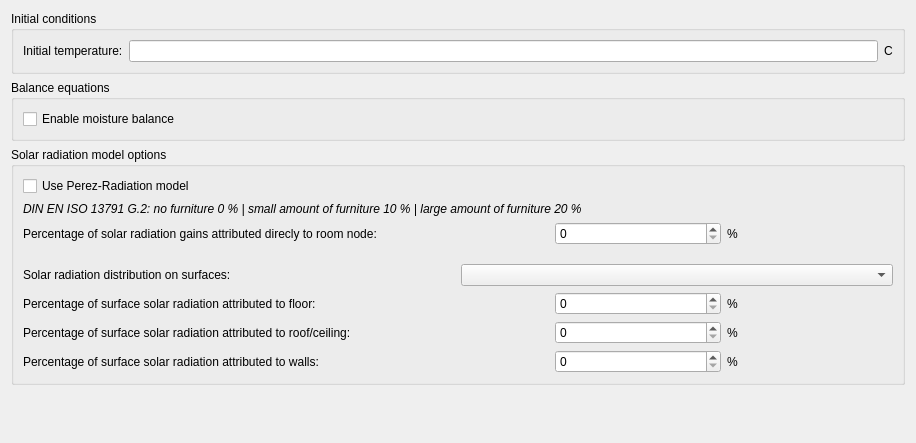
The window that SIM-VICUS/src/SVSimulationModelOptions.ui (ghorwin/SIM-VICUS) describes before a commit, drawn with Qt 5.
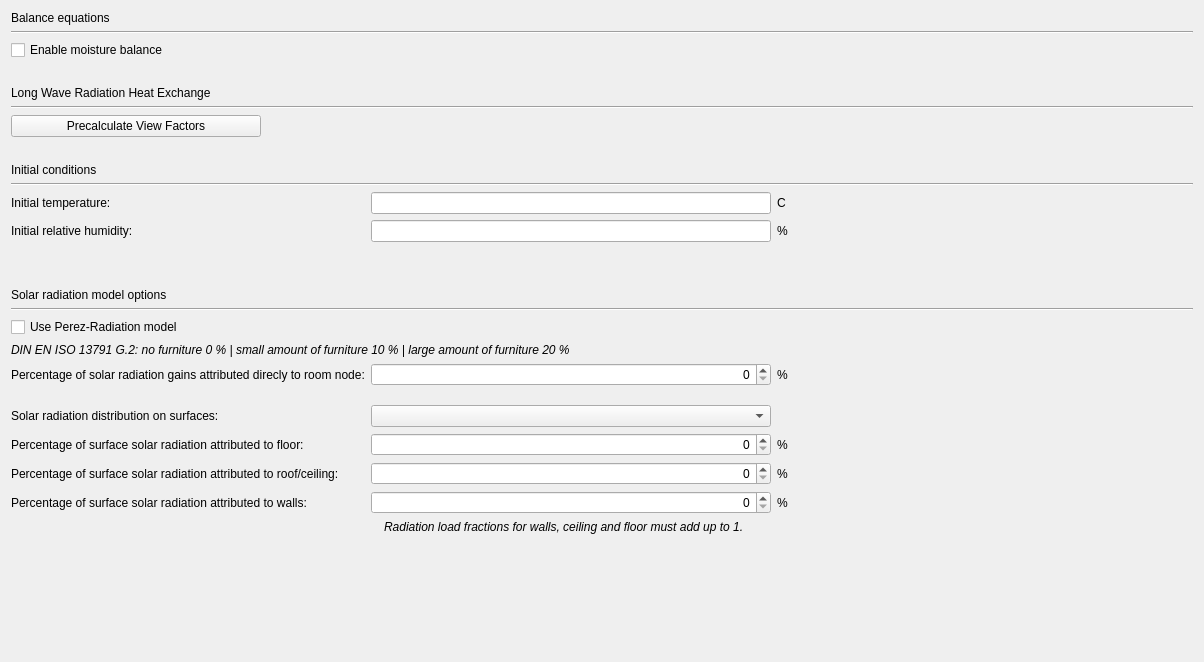
The same window after the commit. Icons and pictures are not drawn. Custom widgets are drawn as their Qt base class.

```diff
--- a/SIM-VICUS/src/SVSimulationModelOptions.ui
+++ b/SIM-VICUS/src/SVSimulationModelOptions.ui
@@ -6,182 +6,992 @@
    <rect>
     <x>0</x>
     <y>0</y>
-    <width>916</width>
-    <height>443</height>
+    <width>1204</width>
+    <height>662</height>
    </rect>
   </property>
+  <property name="palette">
+   <palette>
+    <active/>
+    <inactive/>
+    <disabled/>
+   </palette>
+  </property>
   <property name="windowTitle">
    <string>Form</string>
   </property>
   <layout class="QVBoxLayout" name="verticalLayout">
    <item>
-    <widget class="QGroupBox" name="groupBox_2">
-     <property name="title">
-      <string>Initial conditions</string>
-     </property>
-     <layout class="QHBoxLayout" name="horizontalLayout">
-      <item>
-       <widget class="QLabel" name="label_6">
-        <property name="text">
-         <string>Initial temperature:</string>
-        </property>
-       </widget>
-      </item>
-      <item>
-       <widget class="QtExt::ValidatingLineEdit" name="lineEditInitialTemperature"/>
-      </item>
-      <item>
-       <widget class="QLabel" name="label_12">
-        <property name="text">
-         <string>C</string>
-        </property>
-       </widget>
-      </item>
-     </layout>
-    </widget>
-   </item>
-   <item>
-    <widget class="QGroupBox" name="groupBox_3">
-     <property name="title">
+    <widget class="QLabel" name="label_14">
+     <property name="text">
       <string>Balance equations</string>
      </property>
-     <layout class="QVBoxLayout" name="verticalLayout_2">
-      <item>
-       <widget class="QCheckBox" name="checkBoxEnableMoistureBalance">
-        <property name="text">
-         <string>Enable moisture balance</string>
-        </property>
-       </widget>
-      </item>
-     </layout>
     </widget>
    </item>
    <item>
-    <widget class="QGroupBox" name="groupBox">
-     <property name="title">
-      <string>Solar radiation model options</string>
+    <widget class="Line" name="line_3">
+     <property name="orientation">
+      <enum>Qt::Horizontal</enum>
      </property>
-     <layout class="QGridLayout" name="gridLayout">
-      <item row="7" column="2">
-       <widget class="QSpinBox" name="spinBoxSolarRadiationToWalls"/>
-      </item>
-      <item row="2" column="2">
-       <widget class="QSpinBox" name="spinBoxSolarRadiationGainsDirectlyToRoomNode"/>
-      </item>
-      <item row="0" column="0">
-       <widget class="QCheckBox" name="checkBoxUsePerez">
-        <property name="text">
-         <string>Use Perez-Radiation model</string>
-        </property>
-       </widget>
-      </item>
-      <item row="7" column="0">
-       <widget class="QLabel" name="label_5">
-        <property name="text">
-         <string>Percentage of surface solar radiation attributed to walls:</string>
-        </property>
-       </widget>
-      </item>
-      <item row="2" column="0">
-       <widget class="QLabel" name="label_2">
-        <property name="text">
-         <string>Percentage of solar radiation gains attributed direcly to room node:</string>
-        </property>
-       </widget>
-      </item>
-      <item row="6" column="2">
-       <widget class="QSpinBox" name="spinBoxSolarRadiationToRoofCeiling"/>
-      </item>
-      <item row="5" column="2">
-       <widget class="QSpinBox" name="spinBoxSolarRadiationToFloor"/>
-      </item>
-      <item row="6" column="0" colspan="2">
-       <widget class="QLabel" name="label_4">
-        <property name="text">
-         <string>Percentage of surface solar radiation attributed to roof/ceiling:</string>
-        </property>
-       </widget>
-      </item>
-      <item row="1" column="0" colspan="3">
-       <widget class="QLabel" name="label_7">
-        <property name="font">
-         <font>
-          <italic>true</italic>
-         </font>
-        </property>
-        <property name="text">
-         <string>DIN EN ISO 13791 G.2: no furniture 0 % | small amount of furniture 10 % | large amount of furniture 20 %</string>
-        </property>
-       </widget>
-      </item>
-      <item row="3" column="1">
-       <spacer name="verticalSpacer_2">
-        <property name="orientation">
-         <enum>Qt::Vertical</enum>
-        </property>
-        <property name="sizeType">
-         <enum>QSizePolicy::Fixed</enum>
-        </property>
-        <property name="sizeHint" stdset="0">
-         <size>
-          <width>20</width>
-          <height>13</height>
-         </size>
-        </property>
-       </spacer>
-      </item>
-      <item row="5" column="0">
-       <widget class="QLabel" name="label_3">
-        <property name="text">
-         <string>Percentage of surface solar radiation attributed to floor:</string>
-        </property>
-       </widget>
-      </item>
-      <item row="2" column="3">
-       <widget class="QLabel" name="label_8">
-        <property name="text">
-         <string>%</string>
-        </property>
-       </widget>
-      </item>
-      <item row="5" column="3">
-       <widget class="QLabel" name="label_9">
-        <property name="text">
-         <string>%</string>
-        </property>
-       </widget>
-      </item>
-      <item row="6" column="3">
-       <widget class="QLabel" name="label_10">
-        <property name="text">
-         <string>%</string>
-        </property>
-       </widget>
-      </item>
-      <item row="7" column="3">
-       <widget class="QLabel" name="label_11">
-        <property name="text">
-         <string>%</string>
-        </property>
-       </widget>
-      </item>
-      <item row="4" column="0" colspan="4">
-       <layout class="QHBoxLayout" name="horizontalLayout_2">
-        <item>
-         <widget class="QLabel" name="label">
-          <property name="text">
-           <string>Solar radiation distribution on surfaces:</string>
-          </property>
-         </widget>
-        </item>
-        <item>
-         <widget class="QComboBox" name="comboBoxSolarDistributionModeltype"/>
-        </item>
-       </layout>
-      </item>
-     </layout>
     </widget>
    </item>
+   <item>
+    <widget class="QCheckBox" name="checkBoxEnableMoistureBalance">
+     <property name="text">
+      <string>Enable moisture balance</string>
+     </property>
+    </widget>
+   </item>
+   <item>
+    <spacer name="verticalSpacer_3">
+     <property name="orientation">
+      <enum>Qt::Vertical</enum>
+     </property>
+     <property name="sizeType">
+      <enum>QSizePolicy::Maximum</enum>
+     </property>
+     <property name="sizeHint" stdset="0">
+      <size>
+       <width>20</width>
+       <height>20</height>
+      </size>
+     </property>
+    </spacer>
+   </item>
+   <item>
+    <widget class="QLabel" name="label_15">
+     <property name="text">
+      <string>Long Wave Radiation Heat Exchange</string>
+     </property>
+    </widget>
+   </item>
+   <item>
+    <widget class="Line" name="line_4">
+     <property name="orientation">
+      <enum>Qt::Horizontal</enum>
+     </property>
+    </widget>
+   </item>
+   <item>
+    <widget class="QPushButton" name="pushButtonPrecalculateViewFactors">
+     <property name="maximumSize">
+      <size>
+       <width>250</width>
+       <height>16777215</height>
+      </size>
+     </property>
+     <property name="text">
+      <string>Precalculate View Factors</string>
+     </property>
+    </widget>
+   </item>
+   <item>
+    <spacer name="verticalSpacer_5">
+     <property name="orientation">
+      <enum>Qt::Vertical</enum>
+     </property>
+     <property name="sizeType">
+      <enum>QSizePolicy::Maximum</enum>
+     </property>
+     <property name="sizeHint" stdset="0">
+      <size>
+       <width>20</width>
+       <height>20</height>
+      </size>
+     </property>
+    </spacer>
+   </item>
+   <item>
+    <layout class="QGridLayout" name="gridLayout">
+     <item row="3" column="0">
+      <widget class="QLabel" name="label_13">
+       <property name="text">
+        <string>Initial temperature:</string>
+       </property>
+      </widget>
+     </item>
+     <item row="11" column="3">
+      <spacer name="horizontalSpacer_2">
+       <property name="orientation">
+        <enum>Qt::Horizontal</enum>
+       </property>
+       <property name="sizeHint" stdset="0">
+        <size>
+         <width>40</width>
+         <height>20</height>
+        </size>
+       </property>
+      </spacer>
+     </item>
+     <item row="14" column="1">
+      <widget class="QSpinBox" name="spinBoxSolarRadiationToFloor">
+       <property name="maximumSize">
+        <size>
+         <width>400</width>
+         <height>16777215</height>
+        </size>
+       </property>
+       <property name="alignment">
+        <set>Qt::AlignRight|Qt::AlignTrailing|Qt::AlignVCenter</set>
+       </property>
+      </widget>
+     </item>
+     <item row="4" column="0">
+      <widget class="QLabel" name="labelInitialRelHum">
+       <property name="text">
+        <string>Initial relative humidity:</string>
+       </property>
+      </widget>
+     </item>
+     <item row="15" column="1">
+      <widget class="QSpinBox" name="spinBoxSolarRadiationToRoofCeiling">
+       <property name="maximumSize">
+        <size>
+         <width>400</width>
+         <height>16777215</height>
+        </size>
+       </property>
+       <property name="alignment">
+        <set>Qt::AlignRight|Qt::AlignTrailing|Qt::AlignVCenter</set>
+       </property>
+      </widget>
+     </item>
+     <item row="16" column="2">
+      <widget class="QLabel" name="label_11">
+       <property name="text">
+        <string>%</string>
+       </property>
+      </widget>
+     </item>
+     <item row="4" column="1">
+      <widget class="QtExt::ValidatingLineEdit" name="lineEditInitialRelativeHumidity">
+       <property name="maximumSize">
+        <size>
+         <width>400</width>
+         <height>16777215</height>
+        </size>
+       </property>
+      </widget>
+     </item>
+     <item row="17" column="1">
+      <layout class="QHBoxLayout" name="horizontalLayoutErrorSumOfFractions">
+       <item>
+        <widget class="QLabel" name="iconErrorFractionSum">
+         <property name="sizePolicy">
+          <sizepolicy hsizetype="Fixed" vsizetype="Preferred">
+           <horstretch>0</horstretch>
+           <verstretch>0</verstretch>
+          </sizepolicy>
+         </property>
+         <property name="text">
+          <string/>
+         </property>
+         <property name="pixmap">
+          <pixmap resource="../resources/SIM-VICUS.qrc">:/gfx/actions/16x16/error.png</pixmap>
+         </property>
+        </widget>
+       </item>
+       <item>
+        <widget class="QLabel" name="labelErrorFractionSum">
+         <property name="palette">
+          <palette>
+           <active>
+            <colorrole role="WindowText">
+             <brush brushstyle="SolidPattern">
+              <color alpha="255">
+               <red>255</red>
+               <green>0</green>
+               <blue>0</blue>
+              </color>
+             </brush>
+            </colorrole>
+            <colorrole role="Button">
+             <brush brushstyle="SolidPattern">
+              <color alpha="255">
+               <red>240</red>
+               <green>240</green>
+               <blue>240</blue>
+              </color>
+             </brush>
+            </colorrole>
+            <colorrole role="Light">
+             <brush brushstyle="SolidPattern">
+              <color alpha="255">
+               <red>255</red>
+               <green>255</green>
+               <blue>255</blue>
+              </color>
+             </brush>
+            </colorrole>
+            <colorrole role="Midlight">
+             <brush brushstyle="SolidPattern">
+              <color alpha="255">
+               <red>227</red>
+               <green>227</green>
+               <blue>227</blue>
+              </color>
+             </brush>
+            </colorrole>
+            <colorrole role="Dark">
+             <brush brushstyle="SolidPattern">
+              <color alpha="255">
+               <red>160</red>
+               <green>160</green>
+               <blue>160</blue>
+              </color>
+             </brush>
+            </colorrole>
+            <colorrole role="Mid">
+             <brush brushstyle="SolidPattern">
+              <color alpha="255">
+               <red>160</red>
+               <green>160</green>
+               <blue>160</blue>
+              </color>
+             </brush>
+            </colorrole>
+            <colorrole role="Text">
+             <brush brushstyle="SolidPattern">
+              <color alpha="255">
+               <red>0</red>
+               <green>0</green>
+               <blue>0</blue>
+              </color>
+             </brush>
+            </colorrole>
+            <colorrole role="BrightText">
+             <brush brushstyle="SolidPattern">
+              <color alpha="255">
+               <red>255</red>
+               <green>255</green>
+               <blue>255</blue>
+              </color>
+             </brush>
+            </colorrole>
+            <colorrole role="ButtonText">
+             <brush brushstyle="SolidPattern">
+              <color alpha="255">
+               <red>0</red>
+               <green>0</green>
+               <blue>0</blue>
+              </color>
+             </brush>
+            </colorrole>
+            <colorrole role="Base">
+             <brush brushstyle="SolidPattern">
+              <color alpha="255">
+               <red>255</red>
+               <green>255</green>
+               <blue>255</blue>
+              </color>
+             </brush>
+            </colorrole>
+            <colorrole role="Window">
+             <brush brushstyle="SolidPattern">
+              <color alpha="255">
+               <red>240</red>
+               <green>240</green>
+               <blue>240</blue>
+              </color>
+             </brush>
+            </colorrole>
+            <colorrole role="Shadow">
+             <brush brushstyle="SolidPattern">
+              <color alpha="255">
+               <red>105</red>
+               <green>105</green>
+               <blue>105</blue>
+              </color>
+             </brush>
+            </colorrole>
+            <colorrole role="Highlight">
+             <brush brushstyle="SolidPattern">
+              <color alpha="255">
+               <red>0</red>
+               <green>120</green>
+               <blue>215</blue>
+              </color>
+             </brush>
+            </colorrole>
+            <colorrole role="HighlightedText">
+             <brush brushstyle="SolidPattern">
+              <color alpha="255">
+               <red>255</red>
+               <green>255</green>
+               <blue>255</blue>
+              </color>
+             </brush>
+            </colorrole>
+            <colorrole role="Link">
+             <brush brushstyle="SolidPattern">
+              <color alpha="255">
+               <red>0</red>
+               <green>0</green>
+               <blue>255</blue>
+              </color>
+             </brush>
+            </colorrole>
+            <colorrole role="LinkVisited">
+             <brush brushstyle="SolidPattern">
+              <color alpha="255">
+               <red>255</red>
+               <green>0</green>
+               <blue>255</blue>
+              </color>
+             </brush>
+            </colorrole>
+            <colorrole role="AlternateBase">
+             <brush brushstyle="SolidPattern">
+              <color alpha="255">
+               <red>245</red>
+               <green>245</green>
+               <blue>245</blue>
+              </color>
+             </brush>
+            </colorrole>
+            <colorrole role="NoRole">
+             <brush brushstyle="NoBrush">
+              <color alpha="255">
+               <red>0</red>
+               <green>0</green>
+               <blue>0</blue>
+              </color>
+             </brush>
+            </colorrole>
+            <colorrole role="ToolTipBase">
+             <brush brushstyle="SolidPattern">
+              <color alpha="255">
+               <red>255</red>
+               <green>255</green>
+               <blue>220</blue>
+              </color>
+             </brush>
+            </colorrole>
+            <colorrole role="ToolTipText">
+             <brush brushstyle="SolidPattern">
+              <color alpha="255">
+               <red>0</red>
+               <green>0</green>
+               <blue>0</blue>
+              </color>
+             </brush>
+            </colorrole>
+            <colorrole role="PlaceholderText">
+             <brush brushstyle="SolidPattern">
+              <color alpha="128">
+               <red>0</red>
+               <green>0</green>
+               <blue>0</blue>
+              </color>
+             </brush>
+            </colorrole>
+           </active>
+           <inactive>
+            <colorrole role="WindowText">
+             <brush brushstyle="SolidPattern">
+              <color alpha="255">
+               <red>0</red>
+               <green>0</green>
+               <blue>0</blue>
+              </color>
+             </brush>
+            </colorrole>
+            <colorrole role="Button">
+             <brush brushstyle="SolidPattern">
+              <color alpha="255">
+               <red>240</red>
+               <green>240</green>
+               <blue>240</blue>
+              </color>
+             </brush>
+            </colorrole>
+            <colorrole role="Light">
+             <brush brushstyle="SolidPattern">
+              <color alpha="255">
+               <red>255</red>
+               <green>255</green>
+               <blue>255</blue>
+              </color>
+             </brush>
+            </colorrole>
+            <colorrole role="Midlight">
+             <brush brushstyle="SolidPattern">
+              <color alpha="255">
+               <red>227</red>
+               <green>227</green>
+               <blue>227</blue>
+              </color>
+             </brush>
+            </colorrole>
+            <colorrole role="Dark">
+             <brush brushstyle="SolidPattern">
+              <color alpha="255">
+               <red>160</red>
+               <green>160</green>
+               <blue>160</blue>
+              </color>
+             </brush>
+            </colorrole>
+            <colorrole role="Mid">
+             <brush brushstyle="SolidPattern">
+              <color alpha="255">
+               <red>160</red>
+               <green>160</green>
+               <blue>160</blue>
+              </color>
+             </brush>
+            </colorrole>
+            <colorrole role="Text">
+             <brush brushstyle="SolidPattern">
+              <color alpha="255">
+               <red>0</red>
+               <green>0</green>
+               <blue>0</blue>
+              </color>
+             </brush>
+            </colorrole>
+            <colorrole role="BrightText">
+             <brush brushstyle="SolidPattern">
+              <color alpha="255">
+               <red>255</red>
+               <green>255</green>
+               <blue>255</blue>
+              </color>
+             </brush>
+            </colorrole>
+            <colorrole role="ButtonText">
+             <brush brushstyle="SolidPattern">
+              <color alpha="255">
+               <red>0</red>
+               <green>0</green>
+               <blue>0</blue>
+              </color>
+             </brush>
+            </colorrole>
+            <colorrole role="Base">
+             <brush brushstyle="SolidPattern">
+              <color alpha="255">
+               <red>255</red>
+               <green>255</green>
+               <blue>255</blue>
+              </color>
+             </brush>
+            </colorrole>
+            <colorrole role="Window">
+             <brush brushstyle="SolidPattern">
+              <color alpha="255">
+               <red>240</red>
+               <green>240</green>
+               <blue>240</blue>
+              </color>
+             </brush>
+            </colorrole>
+            <colorrole role="Shadow">
+             <brush brushstyle="SolidPattern">
+              <color alpha="255">
+               <red>105</red>
+               <green>105</green>
+               <blue>105</blue>
+              </color>
+             </brush>
+            </colorrole>
+            <colorrole role="Highlight">
+             <brush brushstyle="SolidPattern">
+              <color alpha="255">
+               <red>240</red>
+               <green>240</green>
+               <blue>240</blue>
+              </color>
+             </brush>
+            </colorrole>
+            <colorrole role="HighlightedText">
+             <brush brushstyle="SolidPattern">
+              <color alpha="255">
+               <red>0</red>
+               <green>0</green>
+               <blue>0</blue>
+              </color>
+             </brush>
+            </colorrole>
+            <colorrole role="Link">
+             <brush brushstyle="SolidPattern">
+              <color alpha="255">
+               <red>0</red>
+               <green>0</green>
+               <blue>255</blue>
+              </color>
+             </brush>
+            </colorrole>
+            <colorrole role="LinkVisited">
+             <brush brushstyle="SolidPattern">
+              <color alpha="255">
+               <red>255</red>
+               <green>0</green>
+               <blue>255</blue>
+              </color>
+             </brush>
+            </colorrole>
+            <colorrole role="AlternateBase">
+             <brush brushstyle="SolidPattern">
+              <color alpha="255">
+               <red>245</red>
+               <green>245</green>
+               <blue>245</blue>
+              </color>
+             </brush>
+            </colorrole>
+            <colorrole role="NoRole">
+             <brush brushstyle="NoBrush">
+              <color alpha="255">
+               <red>0</red>
+               <green>0</green>
+               <blue>0</blue>
+              </color>
+             </brush>
+            </colorrole>
+            <colorrole role="ToolTipBase">
+             <brush brushstyle="SolidPattern">
+              <color alpha="255">
+               <red>255</red>
+               <green>255</green>
+               <blue>220</blue>
+              </color>
+             </brush>
+            </colorrole>
+            <colorrole role="ToolTipText">
+             <brush brushstyle="SolidPattern">
+              <color alpha="255">
+               <red>0</red>
+               <green>0</green>
+               <blue>0</blue>
+              </color>
+             </brush>
+            </colorrole>
+            <colorrole role="PlaceholderText">
+             <brush brushstyle="SolidPattern">
+              <color alpha="128">
+               <red>0</red>
+               <green>0</green>
+               <blue>0</blue>
+              </color>
+             </brush>
+            </colorrole>
+           </inactive>
+           <disabled>
+            <colorrole role="WindowText">
+             <brush brushstyle="SolidPattern">
+              <color alpha="255">
+               <red>120</red>
+               <green>120</green>
+               <blue>120</blue>
+              </color>
+             </brush>
+            </colorrole>
+            <colorrole role="Button">
+             <brush brushstyle="SolidPattern">
+              <color alpha="255">
+               <red>240</red>
+               <green>240</green>
+               <blue>240</blue>
+              </color>
+             </brush>
+            </colorrole>
+            <colorrole role="Light">
+             <brush brushstyle="SolidPattern">
+              <color alpha="255">
+               <red>255</red>
+               <green>255</green>
+               <blue>255</blue>
+              </color>
+             </brush>
+            </colorrole>
+            <colorrole role="Midlight">
+             <brush brushstyle="SolidPattern">
+              <color alpha="255">
+               <red>247</red>
+               <green>247</green>
+               <blue>247</blue>
+              </color>
+             </brush>
+            </colorrole>
+            <colorrole role="Dark">
+             <brush brushstyle="SolidPattern">
+              <color alpha="255">
+               <red>160</red>
+               <green>160</green>
+               <blue>160</blue>
+              </color>
+             </brush>
+            </colorrole>
+            <colorrole role="Mid">
+             <brush brushstyle="SolidPattern">
+              <color alpha="255">
+               <red>160</red>
+               <green>160</green>
+               <blue>160</blue>
+              </color>
+             </brush>
+            </colorrole>
+            <colorrole role="Text">
+             <brush brushstyle="SolidPattern">
+              <color alpha="255">
+               <red>120</red>
+               <green>120</green>
+               <blue>120</blue>
+              </color>
+             </brush>
+            </colorrole>
+            <colorrole role="BrightText">
+             <brush brushstyle="SolidPattern">
+              <color alpha="255">
+               <red>255</red>
+               <green>255</green>
+               <blue>255</blue>
+              </color>
+             </brush>
+            </colorrole>
+            <colorrole role="ButtonText">
+             <brush brushstyle="SolidPattern">
+              <color alpha="255">
+               <red>120</red>
+               <green>120</green>
+               <blue>120</blue>
+              </color>
+             </brush>
+            </colorrole>
+            <colorrole role="Base">
+             <brush brushstyle="SolidPattern">
+              <color alpha="255">
+               <red>240</red>
+               <green>240</green>
+               <blue>240</blue>
+              </color>
+             </brush>
+            </colorrole>
+            <colorrole role="Window">
+             <brush brushstyle="SolidPattern">
+              <color alpha="255">
+               <red>240</red>
+               <green>240</green>
+               <blue>240</blue>
+              </color>
+             </brush>
+            </colorrole>
+            <colorrole role="Shadow">
+             <brush brushstyle="SolidPattern">
+              <color alpha="255">
+               <red>0</red>
+               <green>0</green>
+               <blue>0</blue>
+              </color>
+             </brush>
+            </colorrole>
+            <colorrole role="Highlight">
+             <brush brushstyle="SolidPattern">
+              <color alpha="255">
+               <red>0</red>
+               <green>120</green>
+               <blue>215</blue>
+              </color>
+             </brush>
+            </colorrole>
+            <colorrole role="HighlightedText">
+             <brush brushstyle="SolidPattern">
+              <color alpha="255">
+               <red>255</red>
+               <green>255</green>
+               <blue>255</blue>
+              </color>
+             </brush>
+            </colorrole>
+            <colorrole role="Link">
+             <brush brushstyle="SolidPattern">
+              <color alpha="255">
+               <red>0</red>
+               <green>0</green>
+               <blue>255</blue>
+              </color>
+             </brush>
+            </colorrole>
+            <colorrole role="LinkVisited">
+             <brush brushstyle="SolidPattern">
+              <color alpha="255">
+               <red>255</red>
+               <green>0</green>
+               <blue>255</blue>
+              </color>
+             </brush>
+            </colorrole>
+            <colorrole role="AlternateBase">
+             <brush brushstyle="SolidPattern">
+              <color alpha="255">
+               <red>245</red>
+               <green>245</green>
+               <blue>245</blue>
+              </color>
+             </brush>
+            </colorrole>
+            <colorrole role="NoRole">
+             <brush brushstyle="NoBrush">
+              <color alpha="255">
+               <red>0</red>
+               <green>0</green>
+               <blue>0</blue>
+              </color>
+             </brush>
+            </colorrole>
+            <colorrole role="ToolTipBase">
+             <brush brushstyle="SolidPattern">
+              <color alpha="255">
+               <red>255</red>
+               <green>255</green>
+               <blue>220</blue>
+              </color>
+             </brush>
+            </colorrole>
+            <colorrole role="ToolTipText">
+             <brush brushstyle="SolidPattern">
+              <color alpha="255">
+               <red>0</red>
+               <green>0</green>
+               <blue>0</blue>
+              </color>
+             </brush>
+            </colorrole>
+            <colorrole role="PlaceholderText">
+             <brush brushstyle="SolidPattern">
+              <color alpha="128">
+               <red>0</red>
+               <green>0</green>
+               <blue>0</blue>
+              </color>
+             </brush>
+            </colorrole>
+           </disabled>
+          </palette>
+         </property>
+         <property name="font">
+          <font>
+           <italic>true</italic>
+          </font>
+         </property>
+         <property name="text">
+          <string>Radiation load fractions for walls, ceiling and floor must add up to 1.</string>
+         </property>
+        </widget>
+       </item>
+      </layout>
+     </item>
+     <item row="14" column="0">
+      <widget class="QLabel" name="label_3">
+       <property name="text">
+        <string>Percentage of surface solar radiation attributed to floor:</string>
+       </property>
+      </widget>
+     </item>
+     <item row="6" column="0">
+      <widget class="QLabel" name="label_25">
+       <property name="text">
+        <string>Solar radiation model options</string>
+       </property>
+      </widget>
+     </item>
+     <item row="1" column="0" colspan="4">
+      <widget class="Line" name="line_2">
+       <property name="orientation">
+        <enum>Qt::Horizontal</enum>
+       </property>
+      </widget>
+     </item>
+     <item row="13" column="1" colspan="2">
+      <widget class="QComboBox" name="comboBoxSolarDistributionModeltype">
+       <property name="maximumSize">
+        <size>
+         <width>400</width>
+         <height>16777215</height>
+        </size>
+       </property>
+      </widget>
+     </item>
+     <item row="14" column="2">
+      <widget class="QLabel" name="label_9">
+       <property name="text">
+        <string>%</string>
+       </property>
+      </widget>
+     </item>
+     <item row="13" column="0">
+      <widget class="QLabel" name="label">
+       <property name="text">
+        <string>Solar radiation distribution on surfaces:</string>
+       </property>
+      </widget>
+     </item>
+     <item row="11" column="2">
+      <widget class="QLabel" name="label_8">
+       <property name="text">
+        <string>%</string>
+       </property>
+      </widget>
+     </item>
+     <item row="16" column="1">
+      <widget class="QSpinBox" name="spinBoxSolarRadiationToWalls">
+       <property name="maximumSize">
+        <size>
+         <width>400</width>
+         <height>16777215</height>
+        </size>
+       </property>
+       <property name="alignment">
+        <set>Qt::AlignRight|Qt::AlignTrailing|Qt::AlignVCenter</set>
+       </property>
+      </widget>
+     </item>
+     <item row="3" column="1">
+      <widget class="QtExt::ValidatingLineEdit" name="lineEditInitialTemperature">
+       <property name="maximumSize">
+        <size>
+         <width>400</width>
+         <height>16777215</height>
+        </size>
+       </property>
+      </widget>
+     </item>
+     <item row="10" column="0" colspan="4">
+      <widget class="QLabel" name="label_7">
+       <property name="font">
+        <font>
+         <italic>true</italic>
+        </font>
+       </property>
+       <property name="text">
+        <string>DIN EN ISO 13791 G.2: no furniture 0 % | small amount of furniture 10 % | large amount of furniture 20 %</string>
+       </property>
+      </widget>
+     </item>
+     <item row="11" column="1">
+      <widget class="QSpinBox" name="spinBoxSolarRadiationGainsDirectlyToRoomNode">
+       <property name="maximumSize">
+        <size>
+         <width>400</width>
+         <height>16777215</height>
+        </size>
+       </property>
+       <property name="alignment">
+        <set>Qt::AlignRight|Qt::AlignTrailing|Qt::AlignVCenter</set>
+       </property>
+      </widget>
+     </item>
+     <item row="11" column="0">
+      <widget class="QLabel" name="label_2">
+       <property name="text">
+        <string>Percentage of solar radiation gains attributed direcly to room node:</string>
+       </property>
+      </widget>
+     </item>
+     <item row="4" column="2">
+      <widget class="QLabel" name="labelInitialRelHumPerc">
+       <property name="text">
+        <string>%</string>
+       </property>
+      </widget>
+     </item>
+     <item row="16" column="0">
+      <widget class="QLabel" name="label_5">
+       <property name="text">
+        <string>Percentage of surface solar radiation attributed to walls:</string>
+       </property>
+      </widget>
+     </item>
+     <item row="3" column="2">
+      <widget class="QLabel" name="label_12">
+       <property name="text">
+        <string>C</string>
+       </property>
+      </widget>
+     </item>
+     <item row="15" column="2">
+      <widget class="QLabel" name="label_10">
+       <property name="text">
+        <string>%</string>
+       </property>
+      </widget>
+     </item>
+     <item row="0" column="0" colspan="2">
+      <widget class="QLabel" name="label_6">
+       <property name="text">
+        <string>Initial conditions</string>
+       </property>
+      </widget>
+     </item>
+     <item row="9" column="0">
+      <widget class="QCheckBox" name="checkBoxUsePerez">
+       <property name="text">
+        <string>Use Perez-Radiation model</string>
+       </property>
+      </widget>
+     </item>
+     <item row="15" column="0">
+      <widget class="QLabel" name="label_4">
+       <property name="text">
+        <string>Percentage of surface solar radiation attributed to roof/ceiling:</string>
+       </property>
+      </widget>
+     </item>
+     <item row="12" column="1">
+      <spacer name="verticalSpacer_2">
+       <property name="orientation">
+        <enum>Qt::Vertical</enum>
+       </property>
+       <property name="sizeType">
+        <enum>QSizePolicy::Fixed</enum>
+       </property>
+       <property name="sizeHint" stdset="0">
+        <size>
+         <width>20</width>
+         <height>13</height>
+        </size>
+       </property>
+      </spacer>
+     </item>
+     <item row="7" column="0" colspan="4">
+      <widget class="Line" name="line">
+       <property name="orientation">
+        <enum>Qt::Horizontal</enum>
+       </property>
+      </widget>
+     </item>
+     <item row="5" column="0">
+      <spacer name="verticalSpacer_4">
+       <property name="orientation">
+        <enum>Qt::Vertical</enum>
+       </property>
+       <property name="sizeType">
+        <enum>QSizePolicy::Maximum</enum>
+       </property>
+       <property name="sizeHint" stdset="0">
+        <size>
+         <width>20</width>
+         <height>40</height>
+        </size>
+       </property>
+      </spacer>
+     </item>
+     <item row="13" column="3">
+      <spacer name="horizontalSpacer">
+       <property name="orientation">
+        <enum>Qt::Horizontal</enum>
+       </property>
+       <property name="sizeHint" stdset="0">
+        <size>
+         <width>40</width>
+         <height>20</height>
+        </size>
+       </property>
+      </spacer>
+     </item>
+    </layout>
+   </item>
    <item>
     <spacer name="verticalSpacer">
      <property name="orientation">
```
Left out of the diff: 4 changed lines with no effect on the pictures.
